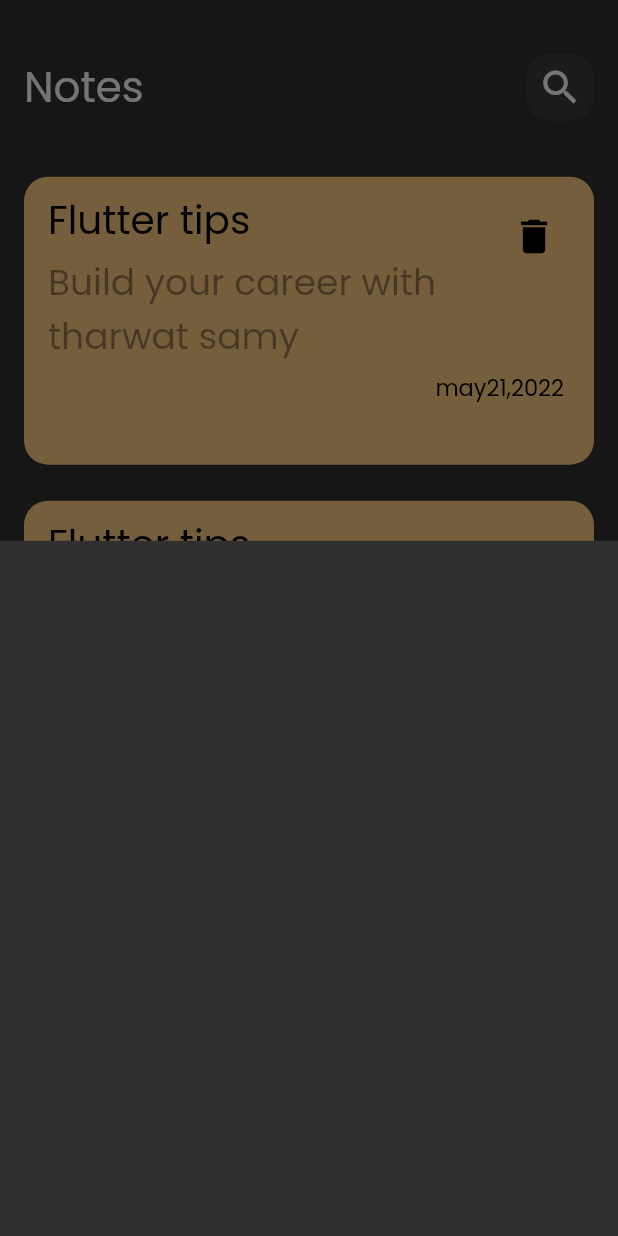
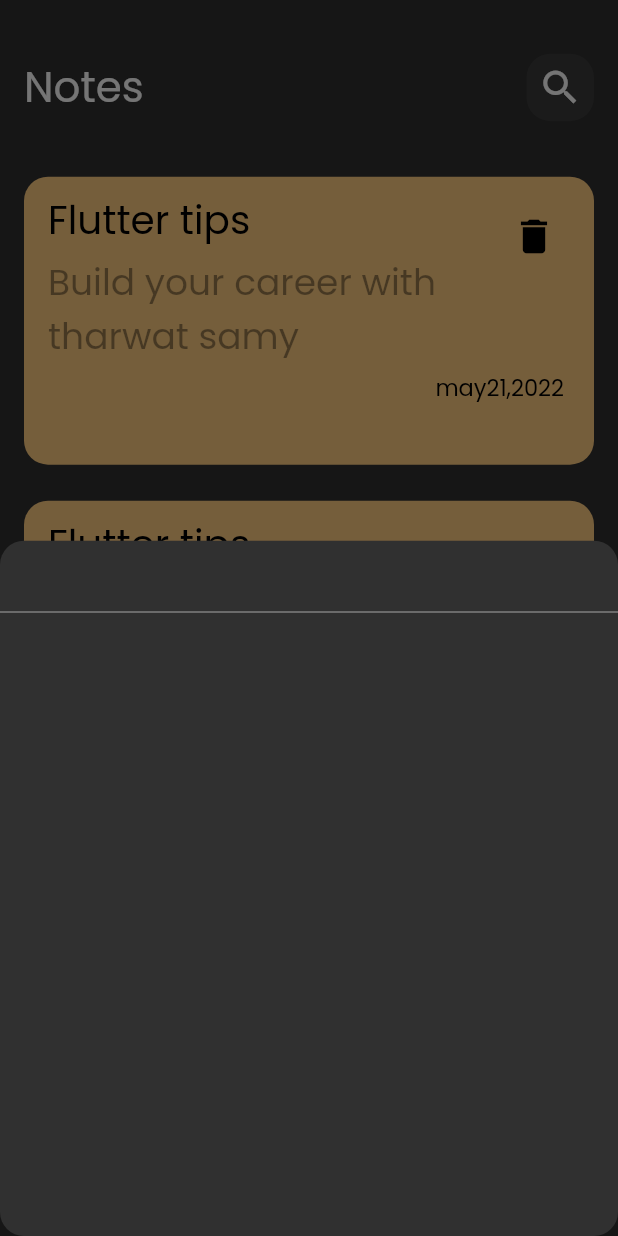
Before and after one commit to OmarWheed/notes_app, a Flutter app: the screen it shows after launch, after a tap on the "add" icon, on a phone screen of 412 x 824 dp. Run offline on Flutter 3.47's test engine with Material 2 defaults, Android fonts, the phone set to English and light mode, and no system bars.

Commit message:
add border radius

```diff
--- a/lib/views/notes_view.dart
+++ b/lib/views/notes_view.dart
@@ -1,5 +1,6 @@
 import 'package:flutter/material.dart';
 
+import '../widgets/model_button_sheet.dart';
 import '../widgets/notes_view_body.dart';
 
 class NotesView extends StatelessWidget {
@@ -11,9 +12,11 @@ class NotesView extends StatelessWidget {
       floatingActionButton: FloatingActionButton(
         onPressed: () {
           showModalBottomSheet(
+              shape: RoundedRectangleBorder(
+                  borderRadius: BorderRadius.circular(16)),
               context: context,
               builder: (_) {
-                return Container();
+                return AddNote();
               });
         },
         child: Icon(Icons.add),
```
